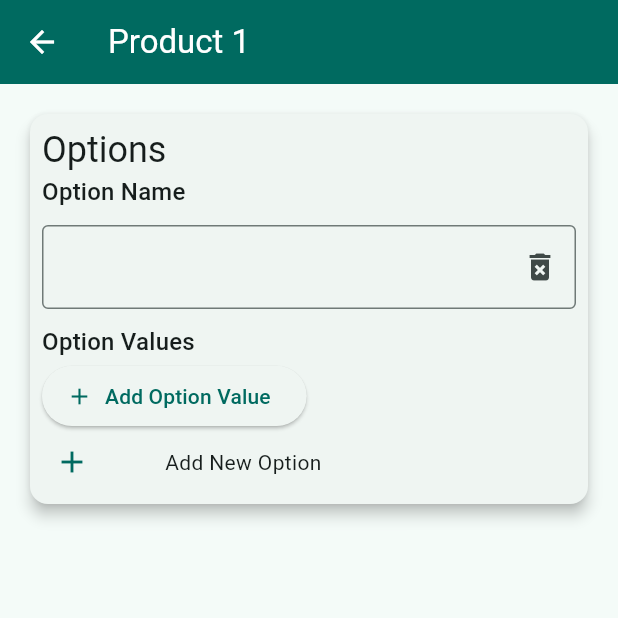
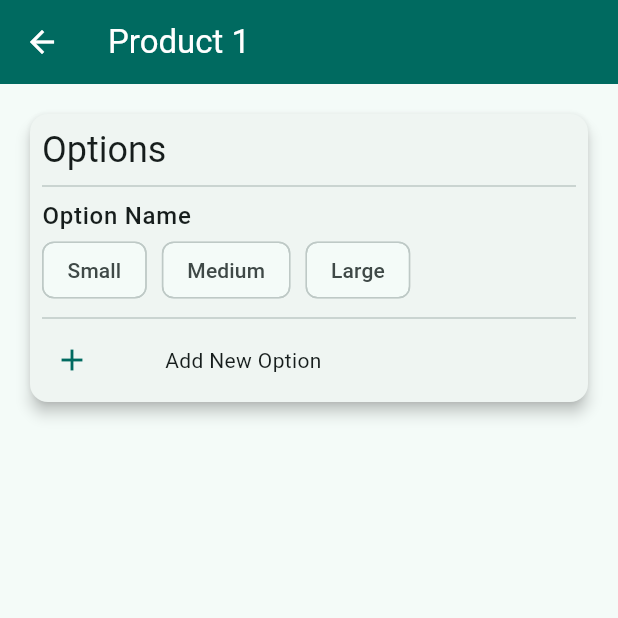
Before and after one commit to Arnie1x/shopify_variants, a Flutter app: the Options screen opened by its route, on a phone screen of 412 x 824 dp, the top half of it. Run offline on Flutter 3.47's test engine with Material 3 defaults, Android fonts, the phone set to English and light mode, and no system bars; our stand-ins replace get.

Commit message:
Created Option and New Option WIdgets
The Option widget is used to display existing options
The NewOption WIdget brings a form for adding new options

```diff
--- a/lib/pages/options.dart
+++ b/lib/pages/options.dart
@@ -25,14 +25,73 @@ class Options extends StatelessWidget {
               elevation: 4,
               child: Padding(
                 padding: const EdgeInsets.all(8.0),
-                child: Obx(
-                  () => Column(
+                child: Column(
                   crossAxisAlignment: CrossAxisAlignment.start,
                   children: [
                     Text(
                       'Options',
                       style: Theme.of(context).textTheme.headlineSmall,
                     ),
+                    const Divider(),
+                    // NewOption(inputFields: inputFields, controllers: controllers),
+                    const Option(),
+                    const NewOptionButton(),
+                  ],
+                ),
+              ),
+            ),
+          ]),
+        ));
+  }
+}
+
+class Option extends StatelessWidget {
+  const Option({
+    super.key,
+  });
+
+  @override
+  Widget build(BuildContext context) {
+    return Column(
+      crossAxisAlignment: CrossAxisAlignment.start,
+      children: [
+        Text(
+          'Option Name',
+          style: Theme.of(context)
+              .textTheme
+              .bodyLarge!
+              .copyWith(fontWeight: FontWeight.w500),
+        ),
+        const Wrap(
+          spacing: 10,
+          runSpacing: 10,
+          children: [
+            Chip(label: Text('Small')),
+            Chip(label: Text('Medium')),
+            Chip(label: Text('Large')),
+          ],
+        ),
+        const Divider(),
+      ],
+    );
+  }
+}
+
+class NewOption extends StatelessWidget {
+  const NewOption({
+    super.key,
+    required this.inputFields,
+    required this.controllers,
+  });
+
+  final RxList<InputField> inputFields;
+  final RxList<TextEditingController> controllers;
+
+  @override
+  Widget build(BuildContext context) {
+    return Column(
+      crossAxisAlignment: CrossAxisAlignment.start,
+      children: [
         Text(
           'Option Name',
           style: Theme.of(context).textTheme.titleMedium,
@@ -42,7 +101,7 @@ class Options extends StatelessWidget {
           'Option Values',
           style: Theme.of(context).textTheme.titleMedium,
         ),
-                      ListView.builder(
+        Obx(() => ListView.builder(
               shrinkWrap: true,
               itemCount: inputFields.length,
               itemBuilder: (context, index) {
@@ -56,8 +115,15 @@ class Options extends StatelessWidget {
                 };
                 return inputField;
               },
-                      ),
-                      ElevatedButton.icon(
+            )),
+        Padding(
+          padding: const EdgeInsets.fromLTRB(0, 10, 0, 10),
+          child: Row(
+            mainAxisAlignment: MainAxisAlignment.spaceBetween,
+            children: [
+              SizedBox(
+                height: 36,
+                child: ElevatedButton.icon(
                   onPressed: () {
                     var controller = TextEditingController();
                     inputFields.add(InputField(
@@ -68,14 +134,19 @@ class Options extends StatelessWidget {
                   icon: const Icon(Icons.add),
                   label: const Text('Add Option Value'),
                 ),
-                      const NewOptionButton(),
+              ),
+              SizedBox(
+                height: 36,
+                child: FilledButton.icon(
+                    onPressed: () {},
+                    icon: const Icon(Icons.check),
+                    label: const Text('Done')),
+              )
             ],
           ),
         ),
-              ),
-            )
-          ]),
-        ));
+      ],
+    );
   }
 }
 
```
Lines whose indentation alone changed are shown as unchanged.
